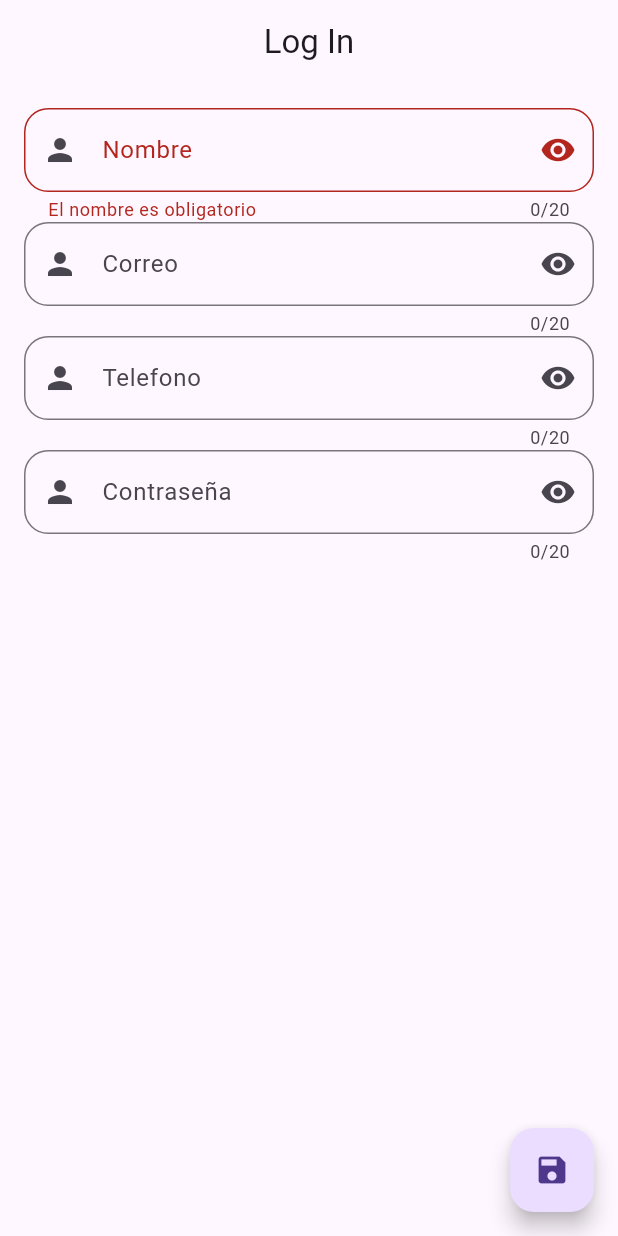
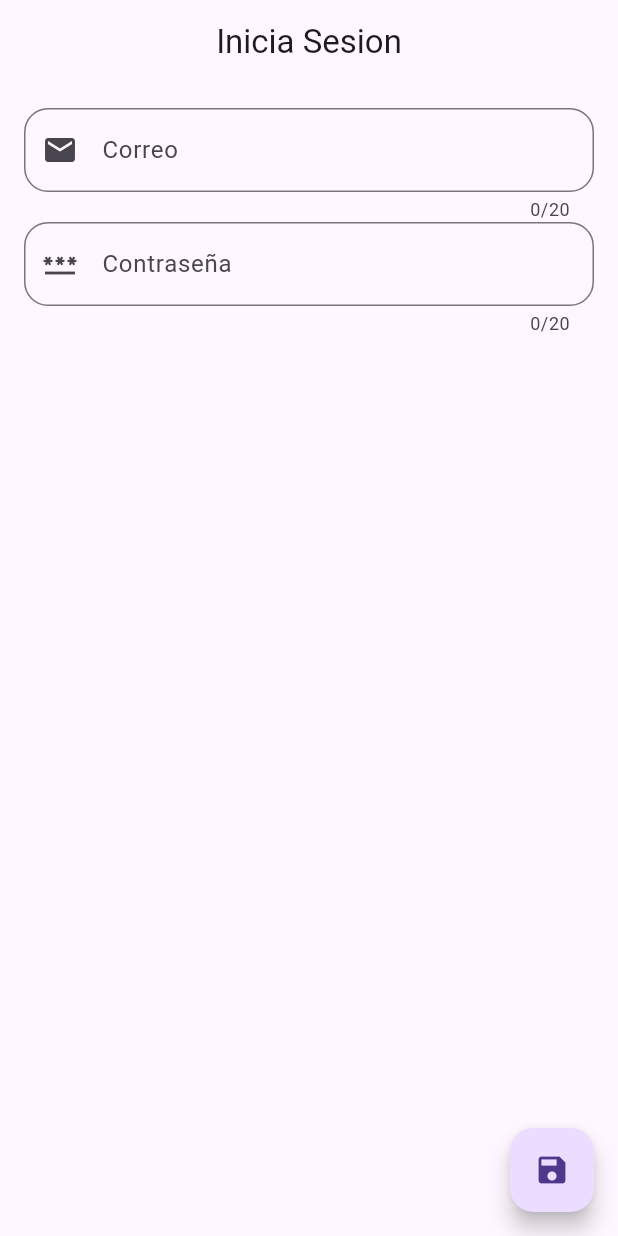
Before and after one commit to SerIn111/tarealogin, a Flutter app: the screen it shows after launch, after a tap on the "save" icon, on a phone screen of 412 x 824 dp. Run offline on Flutter 3.47's test engine with Material 3 defaults, Android fonts, the phone set to English and light mode, and no system bars.

Commit message:
interfaz hecha

```diff
--- a/lib/login_page.dart
+++ b/lib/login_page.dart
@@ -4,9 +4,7 @@ import 'package:tarealogin/widgets/custom_form_login.dart';
 class LogInPage extends StatelessWidget {
   LogInPage({super.key});
 
-  final nombreController = TextEditingController();
   final correoController = TextEditingController();
-  final telefonoController = TextEditingController();
   final contraseniaController = TextEditingController();
 
   //el controlador del Form
@@ -17,7 +15,7 @@ class LogInPage extends StatelessWidget {
     return Scaffold(
       appBar: AppBar(
         title: Center(
-          child: Text('Log In')),
+          child: Text('Inicia Sesion')),
       ),
       body: Padding(
         padding: const EdgeInsets.all(16),
@@ -26,31 +24,23 @@ class LogInPage extends StatelessWidget {
           child: Column(
             children: [
               CustomFormInput(
-                label: 'Nombre',
-                controller: nombreController,
-                validator: (valor) {
-                  if (valor == null || valor.isEmpty) {
-                    return 'El nombre es obligatorio';
-                  }
-
-                  if (valor.length < 3) {
-                    return 'El nombre debe tener al menos 3 caracteres';
-                  }
-
-                  return null;
-                },
-              ),
-              CustomFormInput(
                 controller: correoController,
                 label: 'Correo',
-              ),
-              CustomFormInput(
-                controller: telefonoController,
-                label: 'Telefono',
+                hintText: 'Introduzca el correo',
+                icono: Icon(Icons.mail),
+                validator: (valor){
+                  if (valor==null)
+                  {
+                    return 'El correo es obligatoio';
+                  }
+                },
+
               ),
               CustomFormInput(
                 controller: contraseniaController,
                 label: 'Contraseña',
+                hintText: 'Introduzca la contraseña',
+                icono: Icon(Icons.password),
               ),
             ],
           ),
@@ -62,9 +52,7 @@ class LogInPage extends StatelessWidget {
           if (!formkey.currentState!.validate()) return;
 
           final datos = {
-            'nombre': nombreController.text,
             'correo': correoController.text,
-            'telefono': telefonoController.text,
             'contrasenia': contraseniaController.text,
           };
 
--- a/lib/widgets/custom_form_login.dart
+++ b/lib/widgets/custom_form_login.dart
@@ -6,11 +6,15 @@ class CustomFormInput extends StatelessWidget {
     required this.label,
     required this.controller,
     this.validator,
+    required this.hintText,
+    this.icono,
   });
 
   final String label;
   final TextEditingController controller;
   final String? Function(String?)? validator;
+  final String? hintText;
+  final Icon? icono;
 
   @override
   Widget build(BuildContext context) {
@@ -21,14 +25,25 @@ class CustomFormInput extends StatelessWidget {
       maxLength: 20,
       maxLines: 1,
       decoration: InputDecoration(
-        hintText: 'Ingrese su nombre',
+        hintText: hintText,
         label: Text(label),
         border: OutlineInputBorder(borderRadius: BorderRadius.circular(16)),
         // suffix: Icon(Icons.person),
         errorText: null, //'El nombre es obligatorio',
-        suffixIcon: Icon(Icons.remove_red_eye),
-        prefixIcon: Icon(Icons.person),
+        // suffixIcon: Icon(Icons.remove_red_eye),
+        prefixIcon: icono,
+
       ),
+      // decoration: InputDecoration(
+      //   hintText: 'Ingrese su nombre',
+      //   label: Text(label),
+      //   border: OutlineInputBorder(borderRadius: BorderRadius.circular(16)),
+      //   // suffix: Icon(Icons.person),
+      //   errorText: null, //'El nombre es obligatorio',
+      //   // suffixIcon: Icon(Icons.remove_red_eye),
+      //   prefixIcon: Icon(Icons.person),
+
+      // ),
     );
   }
 }
```
Also changed, not shown: lib/widgets/custom_input.dart (deleted, +0 -37 lines).
